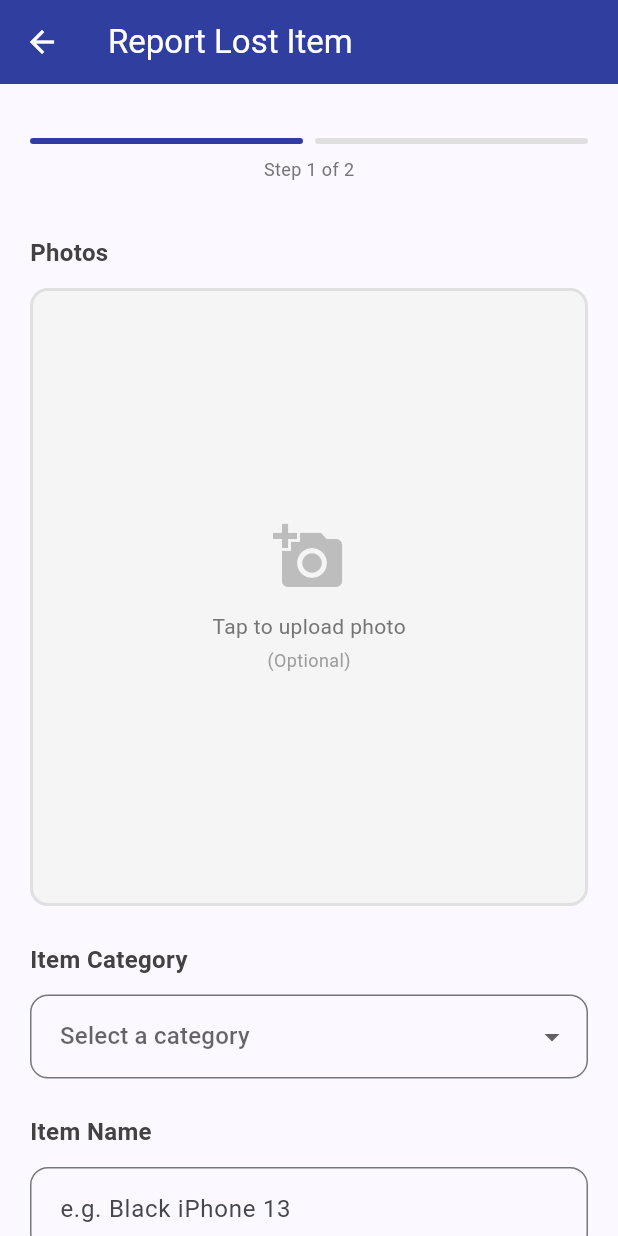
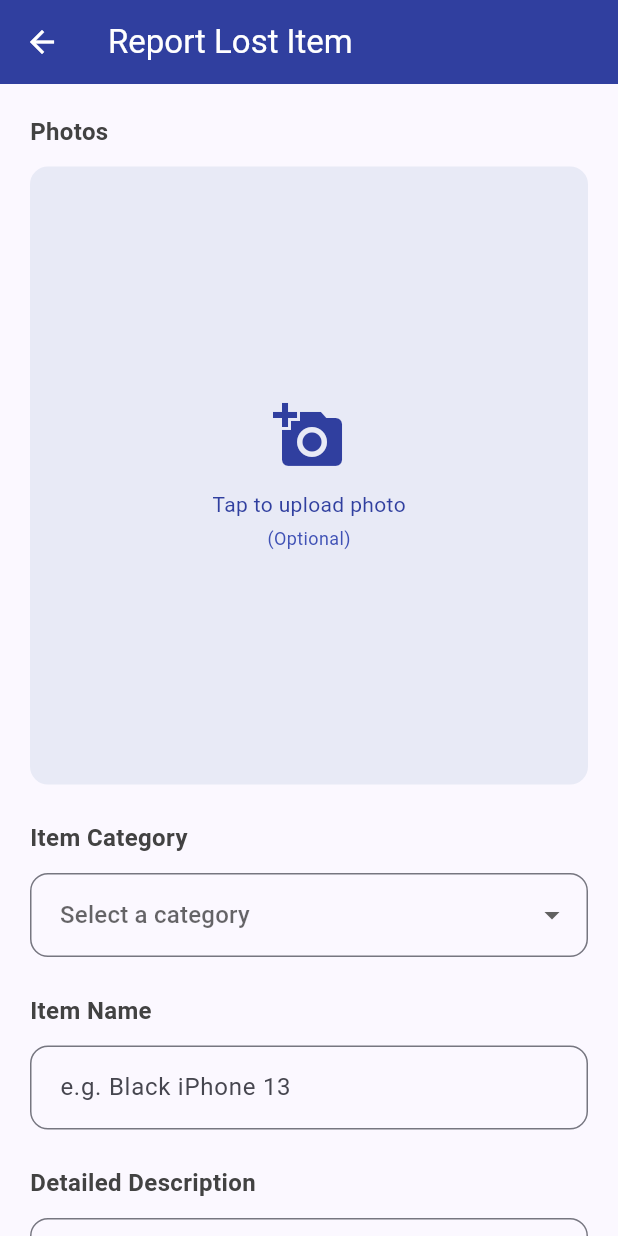
Before and after one commit to yzhenyuan000-debug/LostItemTracker, a Flutter app: the LostItemReportingPage screen opened directly, on a phone screen of 412 x 824 dp. Run offline on Flutter 3.47's test engine with Material 3 defaults, Android fonts, the phone set to English and light mode, and no system bars; our stand-ins replace cloud_firestore, firebase_auth, firebase_core, flutter_map, geolocator, image_picker and 1 more; accounts and stored records are empty.

Commit message:
Initial Commit

```diff
--- a/lib/user/lost_item_reporting_page.dart
+++ b/lib/user/lost_item_reporting_page.dart
@@ -708,47 +708,6 @@ class _LostItemReportingPageState extends State<LostItemReportingPage> {
               child: Column(
                 crossAxisAlignment: CrossAxisAlignment.stretch,
                 children: [
-                  Container(
-                    padding: const EdgeInsets.symmetric(vertical: 16),
-                    child: Column(
-                      children: [
-                        Row(
-                          children: [
-                            Expanded(
-                              child: Container(
-                                height: 4,
-                                decoration: BoxDecoration(
-                                  color: Colors.indigo.shade700,
-                                  borderRadius: BorderRadius.circular(2),
-                                ),
-                              ),
-                            ),
-                            const SizedBox(width: 8),
-                            Expanded(
-                              child: Container(
-                                height: 4,
-                                decoration: BoxDecoration(
-                                  color: Colors.grey.shade300,
-                                  borderRadius: BorderRadius.circular(2),
-                                ),
-                              ),
-                            ),
-                          ],
-                        ),
-                        const SizedBox(height: 8),
-                        Text(
-                          'Step 1 of 2',
-                          style: TextStyle(
-                            fontSize: 12,
-                            color: Colors.grey.shade600,
-                          ),
-                        ),
-                      ],
-                    ),
-                  ),
-
-                  const SizedBox(height: 20),
-
                   Form(
                     key: _formKey,
                     child: Column(
@@ -781,10 +740,10 @@ class _LostItemReportingPageState extends State<LostItemReportingPage> {
                                     ),
                                     child: Container(
                                       decoration: BoxDecoration(
-                                        color: Colors.grey.shade100,
+                                        color: Colors.indigo.shade50,
                                         borderRadius: BorderRadius.circular(12),
                                         border: Border.all(
-                                          color: Colors.grey.shade300,
+                                          color: Colors.indigo.shade50,
                                           width: 2,
                                         ),
                                       ),
@@ -817,7 +776,7 @@ class _LostItemReportingPageState extends State<LostItemReportingPage> {
                                             Icons.add_a_photo,
                                             size: 48,
                                             color:
-                                            Colors.grey.shade400,
+                                            Colors.indigo.shade700,
                                           ),
                                           const SizedBox(height: 12),
                                           Text(
@@ -825,7 +784,7 @@ class _LostItemReportingPageState extends State<LostItemReportingPage> {
                                             style: TextStyle(
                                               fontSize: 14,
                                               color:
-                                              Colors.grey.shade600,
+                                              Colors.indigo.shade700,
                                             ),
                                           ),
                                           const SizedBox(height: 4),
@@ -834,7 +793,7 @@ class _LostItemReportingPageState extends State<LostItemReportingPage> {
                                             style: TextStyle(
                                               fontSize: 12,
                                               color:
-                                              Colors.grey.shade500,
+                                              Colors.indigo.shade500,
                                             ),
                                           ),
                                         ],
@@ -964,13 +923,10 @@ class _LostItemReportingPageState extends State<LostItemReportingPage> {
                         ),
                         const SizedBox(height: 12),
 
-                        // ==================== UI OVERFLOW FIX ====================
-                        // Root cause: The Container had a fixed height (150) but content
-                        // could exceed this when address + coordinates + radius badge were shown.
-                        //
-                        // Solution: Remove fixed height, use min/max constraints with
-                        // intrinsic sizing, and add scrollability for long addresses.
-                        InkWell(
+                        Center(
+                          child: FractionallySizedBox(
+                            widthFactor: 1.0,
+                            child: InkWell(
                               onTap: _selectLocation,
                               borderRadius: BorderRadius.circular(12),
                               child: Container(
@@ -981,12 +937,12 @@ class _LostItemReportingPageState extends State<LostItemReportingPage> {
                                   maxHeight: 180,
                                 ),
                                 decoration: BoxDecoration(
-                              color: Colors.grey.shade100,
+                                  color: Colors.indigo.shade50,
                                   borderRadius: BorderRadius.circular(12),
                                   border: Border.all(
                                     color: _latitude != null && _longitude != null
-                                    ? Colors.indigo.shade700
-                                    : Colors.grey.shade300,
+                                        ? Colors.indigo.shade50
+                                        : Colors.indigo.shade50,
                                     width: 2,
                                   ),
                                 ),
@@ -1011,7 +967,7 @@ class _LostItemReportingPageState extends State<LostItemReportingPage> {
                                             _selectedAddress ?? 'Location selected',
                                             style: TextStyle(
                                               fontSize: 13, // Reduced from 14
-                                          color: Colors.grey.shade800,
+                                              color: Colors.indigo.shade800,
                                               fontWeight: FontWeight.w500,
                                             ),
                                             textAlign: TextAlign.center,
@@ -1027,7 +983,7 @@ class _LostItemReportingPageState extends State<LostItemReportingPage> {
                                                 'Lng: ${_longitude!.toStringAsFixed(5)}',
                                             style: TextStyle(
                                               fontSize: 11, // Reduced from 12
-                                          color: Colors.grey.shade600,
+                                              color: Colors.indigo.shade600,
                                             ),
                                             maxLines: 1,
                                             overflow: TextOverflow.ellipsis,
@@ -1075,17 +1031,19 @@ class _LostItemReportingPageState extends State<LostItemReportingPage> {
                                     Icon(
                                       Icons.add_location,
                                       size: 48,
-                                  color: Colors.grey.shade400,
+                                      color: Colors.indigo.shade700,
                                     ),
                                     const SizedBox(height: 12),
                                     Text(
                                       'Tap to select location',
                                       style: TextStyle(
                                         fontSize: 14,
-                                    color: Colors.grey.shade600,
+                                        color: Colors.indigo.shade700,
                                       ),
                                     ),
                                   ],
+                                ),
+                              ),
                             ),
                           ),
                         ),
@@ -1179,7 +1137,10 @@ class _LostItemReportingPageState extends State<LostItemReportingPage> {
                         const SizedBox(height: 40),
 
                         // Submit Report Button
-                        SizedBox(
+                        Center(
+                          child: FractionallySizedBox(
+                            widthFactor: 0.8,
+                            child: SizedBox(
                               height: 50,
                               child: ElevatedButton(
                                 onPressed: _isSubmitting ? null : _submitReport,
@@ -1209,11 +1170,16 @@ class _LostItemReportingPageState extends State<LostItemReportingPage> {
                                 ),
                               ),
                             ),
+                          ),
+                        ),
 
-                        const SizedBox(height: 12),
+                        const SizedBox(height: 20),
 
                         // Save as Draft Button
-                        SizedBox(
+                        Center(
+                          child: FractionallySizedBox(
+                            widthFactor: 0.8,
+                            child: SizedBox(
                               height: 50,
                               child: OutlinedButton(
                                 onPressed: _isSubmitting ? null : _saveAsDraft,
@@ -1247,6 +1213,8 @@ class _LostItemReportingPageState extends State<LostItemReportingPage> {
                                 ),
                               ),
                             ),
+                          ),
+                        ),
 
                         const SizedBox(height: 80),
                       ],
```
Lines whose indentation alone changed are shown as unchanged.
